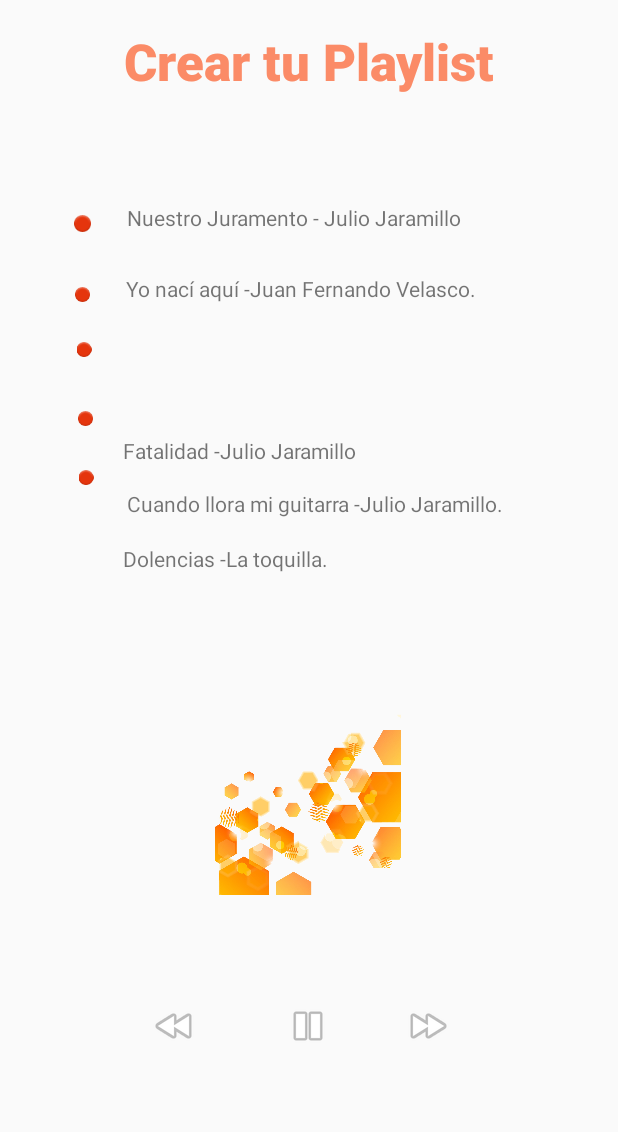
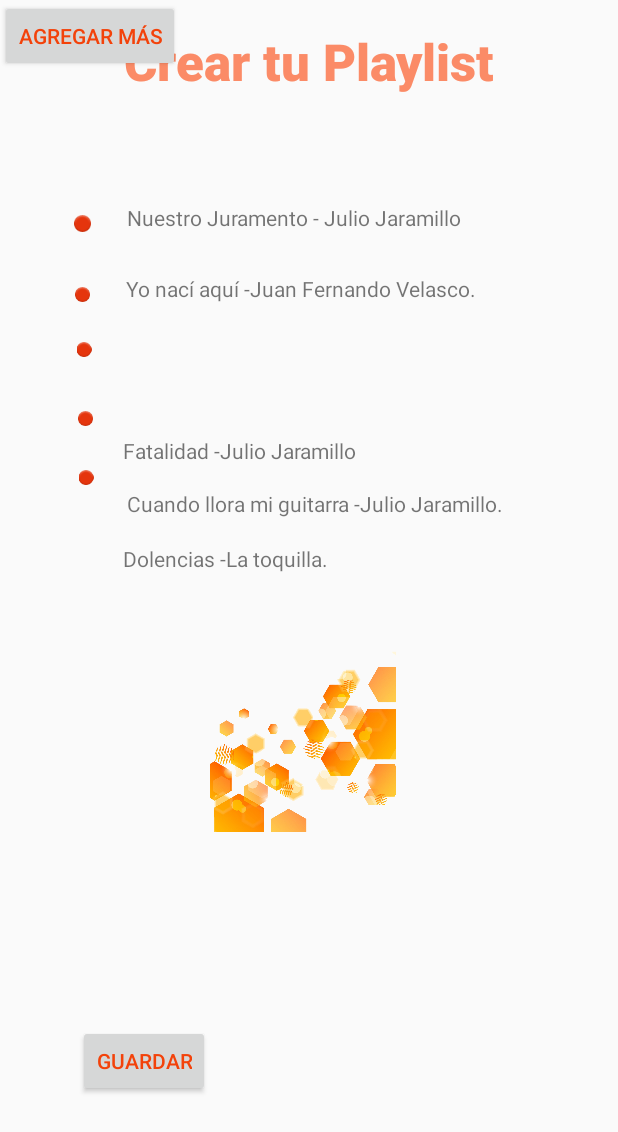
Before and after one commit to williamtocto/alaja_music, an Android app: the Play_List screen opened directly, with no data from a screen before it, on a phone screen of 412 x 824 dp. Shown: the top 1132 px of the screen. Run offline under Robolectric (Android 15) with nearby library versions, the phone set to English and light mode, and no system bars.

Commit message:
playlist botones

```diff
--- a/app/src/main/res/layout/activity_play_list.xml
+++ b/app/src/main/res/layout/activity_play_list.xml
@@ -69,39 +69,6 @@
         app:layout_constraintEnd_toEndOf="parent"
         app:layout_constraintHorizontal_bias="0.473"
         app:layout_constraintStart_toStartOf="parent" />
-
-    <ImageView
-        android:id="@+id/imageView3"
-        android:layout_width="wrap_content"
-        android:layout_height="wrap_content"
-        android:layout_marginBottom="124dp"
-        app:layout_constraintBottom_toBottomOf="parent"
-        app:layout_constraintEnd_toEndOf="parent"
-        app:layout_constraintHorizontal_bias="0.498"
-        app:layout_constraintStart_toStartOf="parent"
-        app:srcCompat="@android:drawable/ic_media_pause" />
-
-    <ImageView
-        android:id="@+id/imageView4"
-        android:layout_width="wrap_content"
-        android:layout_height="wrap_content"
-        android:layout_marginBottom="124dp"
-        app:layout_constraintBottom_toBottomOf="parent"
-        app:layout_constraintEnd_toEndOf="parent"
-        app:layout_constraintHorizontal_bias="0.263"
-        app:layout_constraintStart_toStartOf="parent"
-        app:srcCompat="@android:drawable/ic_media_rew" />
-
-    <ImageView
-        android:id="@+id/imageView5"
-        android:layout_width="wrap_content"
-        android:layout_height="wrap_content"
-        android:layout_marginBottom="124dp"
-        app:layout_constraintBottom_toBottomOf="parent"
-        app:layout_constraintEnd_toEndOf="parent"
-        app:layout_constraintHorizontal_bias="0.709"
-        app:layout_constraintStart_toStartOf="parent"
-        app:srcCompat="@android:drawable/ic_media_ff" />
 
     <TextView
         android:id="@+id/textView3"
@@ -178,9 +145,33 @@
         android:layout_height="127dp"
         app:layout_constraintBottom_toBottomOf="parent"
         app:layout_constraintEnd_toEndOf="parent"
+        app:layout_constraintHorizontal_bias="0.489"
         app:layout_constraintStart_toStartOf="parent"
         app:layout_constraintTop_toTopOf="parent"
-        app:layout_constraintVertical_bias="0.68"
+        app:layout_constraintVertical_bias="0.62"
         app:srcCompat="@drawable/hexa" />
 
+    <Button
+        android:id="@+id/button5"
+        android:layout_width="wrap_content"
+        android:layout_height="wrap_content"
+        android:text="Guardar"
+        android:textColor="#F3420A"
+        android:textColorLink="#FFC107"
+        app:layout_constraintBottom_toBottomOf="parent"
+        app:layout_constraintEnd_toEndOf="parent"
+        app:layout_constraintHorizontal_bias="0.16"
+        app:layout_constraintStart_toStartOf="parent"
+        app:layout_constraintTop_toTopOf="parent"
+        app:layout_constraintVertical_bias="0.881" />
+
+    <Button
+        android:id="@+id/button7"
+        android:layout_width="wrap_content"
+        android:layout_height="wrap_content"
+        android:text="Agregar más"
+        android:textColor="#F3420A"
+        tools:layout_editor_absoluteX="216dp"
+        tools:layout_editor_absoluteY="602dp" />
+
 </android.support.constraint.ConstraintLayout>
```
